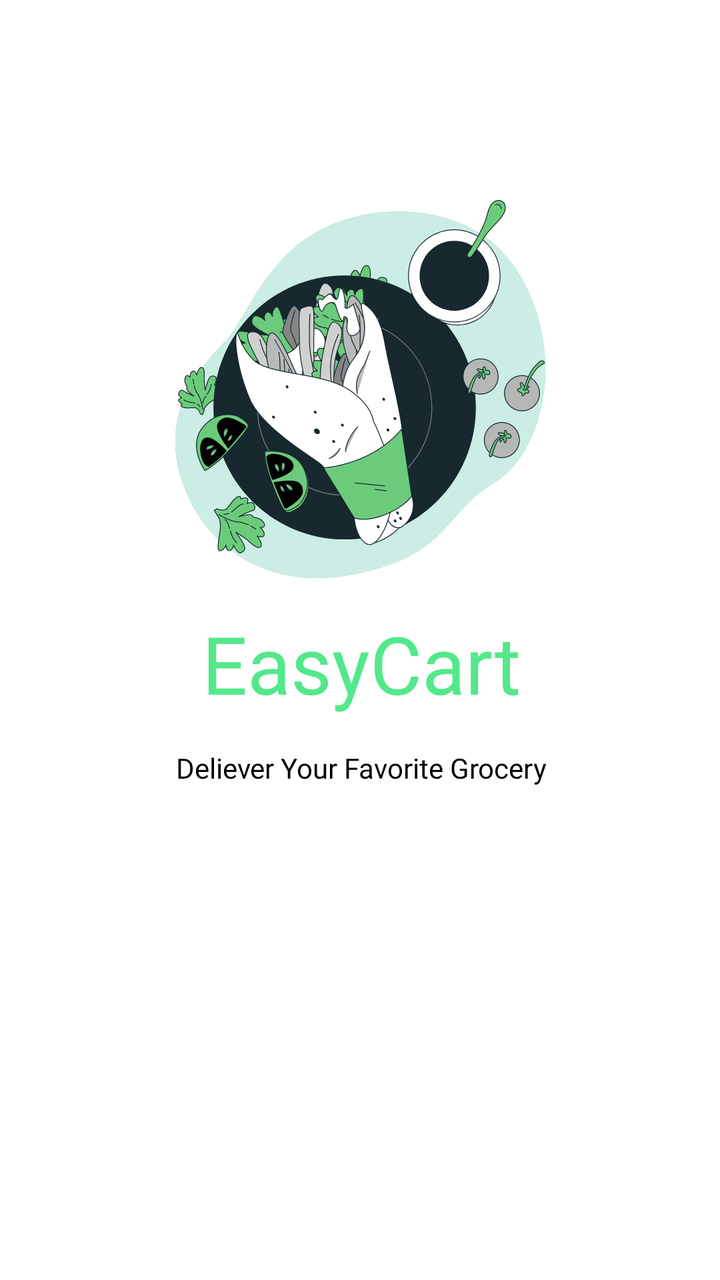
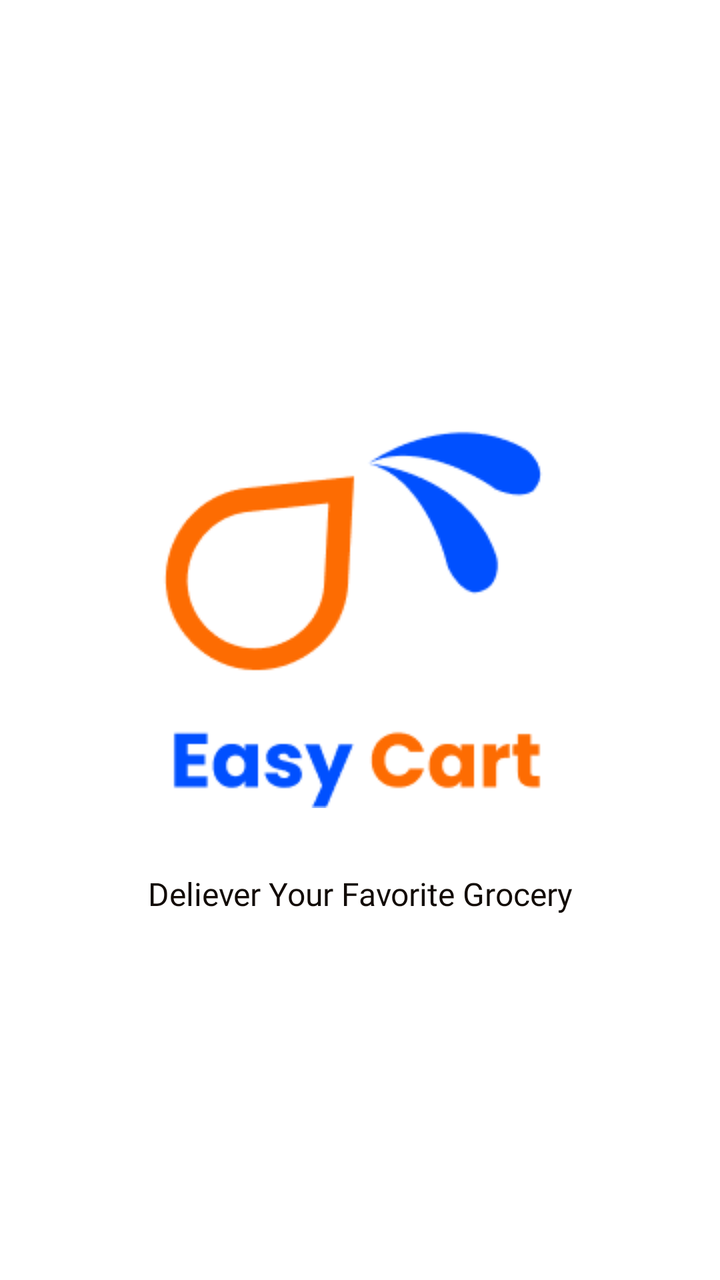

Screens rendered from an Android XML layout before and after an edit, with the pre-edit source and the edit as a unified diff.
<!-- AndroidManifest.xml: application theme Theme.MiniProject -->
<!-- res/layout/activity_splash_screen.xml -->
<?xml version="1.0" encoding="utf-8"?>
<androidx.constraintlayout.widget.ConstraintLayout xmlns:android="http://schemas.android.com/apk/res/android"
    xmlns:app="http://schemas.android.com/apk/res-auto"
    xmlns:tools="http://schemas.android.com/tools"
    android:id="@+id/backlocation"
    android:background="@color/white"
    android:layout_width="match_parent"
    android:layout_height="match_parent"
    tools:context=".SplashScreen">

    <ImageView
        android:id="@+id/imageView"
        android:layout_width="wrap_content"
        android:layout_height="wrap_content"
        android:layout_marginTop="100dp"
        app:layout_constraintEnd_toEndOf="parent"
        app:layout_constraintStart_toStartOf="parent"
        app:layout_constraintTop_toTopOf="parent"
        app:srcCompat="@drawable/logo" />

    <TextView
        android:id="@+id/textView"
        android:layout_width="wrap_content"
        android:layout_height="wrap_content"
        android:layout_marginTop="16dp"
        android:fontFamily="@font/madaniarabic_bold"
        android:text="@string/title"
        android:textAlignment="center"
        android:textColor="@color/green"
        android:textSize="40sp"
        app:layout_constraintEnd_toEndOf="@+id/imageView"
        app:layout_constraintStart_toStartOf="@+id/imageView"
        app:layout_constraintTop_toBottomOf="@+id/imageView" />

    <TextView
        android:id="@+id/textView2"
        android:layout_width="wrap_content"
        android:layout_height="wrap_content"
        android:layout_marginTop="16dp"
        android:fontFamily="@font/madaniarabic_medium"
        android:text="Deliever Your Favorite Grocery"
        android:textAlignment="center"
        android:textColor="@color/black"
        app:layout_constraintEnd_toEndOf="@+id/textView"
        app:layout_constraintStart_toStartOf="@+id/textView"
        app:layout_constraintTop_toBottomOf="@+id/textView" />

</androidx.constraintlayout.widget.ConstraintLayout>
<!-- resources referenced by this layout -->
<resources>
  <color name="black">#FF000000</color>
  <color name="green">#53E88B</color>
  <color name="white">#FFFFFFFF</color>
  <!-- drawable logo: vector/xml drawable (drawable, 186011 chars, omitted) -->
  <string name="title">EasyCart</string>
  <style name="Theme.MiniProject" parent="Base.Theme.MiniProject" />
  <style name="Base.Theme.MiniProject" parent="Theme.Material3.DayNight.NoActionBar">
          
          <item name="android:windowActivityTransitions">true</item>
          <item name="android:windowAnimationStyle">@style/WindowAnimations</item>
  
          <item name="bottomNavigationStyle">@style/Widget.App.BottomNavigationView</item>
      </style>
  <style name="WindowAnimations">
          <item name="android:activityOpenEnterAnimation">@anim/slide_in_right</item>
          <item name="android:activityOpenExitAnimation">@anim/slide_out_left</item>
          <item name="android:activityCloseEnterAnimation">@anim/fade_in</item>
          <item name="android:activityCloseExitAnimation">@anim/fade_out</item>
      </style>
  <style name="Widget.App.BottomNavigationView" parent="Widget.Material3.BottomNavigationView">
          <item name="itemActiveIndicatorStyle">@style/App.Custom.Indicator</item>
      </style>
  <style name="App.Custom.Indicator" parent="Widget.Material3.BottomNavigationView.ActiveIndicator">
          
          <item name="android:width">45dp</item>
          <item name="android:height">45dp</item>
  
          
          <item name="android:color">@color/theme_orange</item>
          <item name="shapeAppearance">@style/ShapeAppearance.RoundedRect</item>
      </style>
  <color name="theme_orange">#fd6c02</color>
  <style name="ShapeAppearance.RoundedRect" parent="">
          <item name="cornerFamily">rounded</item>
          <item name="cornerSize">50%</item> 
      </style>
</resources>

<!-- the commit's change to res/layout/activity_splash_screen.xml (unified diff, before → after) -->
@@ -12,37 +12,24 @@
         android:id="@+id/imageView"
         android:layout_width="wrap_content"
         android:layout_height="wrap_content"
-        android:layout_marginTop="100dp"
+        android:layout_marginTop="150dp"
         app:layout_constraintEnd_toEndOf="parent"
         app:layout_constraintStart_toStartOf="parent"
         app:layout_constraintTop_toTopOf="parent"
-        app:srcCompat="@drawable/logo" />
-
-    <TextView
-        android:id="@+id/textView"
-        android:layout_width="wrap_content"
-        android:layout_height="wrap_content"
-        android:layout_marginTop="16dp"
-        android:fontFamily="@font/madaniarabic_bold"
-        android:text="@string/title"
-        android:textAlignment="center"
-        android:textColor="@color/green"
-        android:textSize="40sp"
-        app:layout_constraintEnd_toEndOf="@+id/imageView"
-        app:layout_constraintStart_toStartOf="@+id/imageView"
-        app:layout_constraintTop_toBottomOf="@+id/imageView" />
+        app:srcCompat="@drawable/png_logo" />
 
     <TextView
         android:id="@+id/textView2"
         android:layout_width="wrap_content"
         android:layout_height="wrap_content"
-        android:layout_marginTop="16dp"
+        android:layout_marginTop="32dp"
         android:fontFamily="@font/madaniarabic_medium"
         android:text="Deliever Your Favorite Grocery"
         android:textAlignment="center"
-        android:textColor="@color/black"
-        app:layout_constraintEnd_toEndOf="@+id/textView"
-        app:layout_constraintStart_toStartOf="@+id/textView"
-        app:layout_constraintTop_toBottomOf="@+id/textView" />
+        android:textColor="@color/theme_black"
+        android:textSize="16sp"
+        app:layout_constraintEnd_toEndOf="@+id/imageView"
+        app:layout_constraintStart_toStartOf="@+id/imageView"
+        app:layout_constraintTop_toBottomOf="@+id/imageView" />
 
 </androidx.constraintlayout.widget.ConstraintLayout>
<!-- resource entries referenced after the edit -->
@@ -1,10 +1,8 @@
 <!-- resources referenced by this layout -->
 <resources>
-  <color name="black">#FF000000</color>
-  <color name="green">#53E88B</color>
+  <color name="theme_black">#120b06</color>
   <color name="white">#FFFFFFFF</color>
-  <!-- drawable logo: vector/xml drawable (drawable, 186011 chars, omitted) -->
-  <string name="title">EasyCart</string>
+  <!-- drawable png_logo: png bitmap (drawable, 6856 bytes) -->
   <style name="Theme.MiniProject" parent="Base.Theme.MiniProject" />
   <style name="Base.Theme.MiniProject" parent="Theme.Material3.DayNight.NoActionBar">
           
